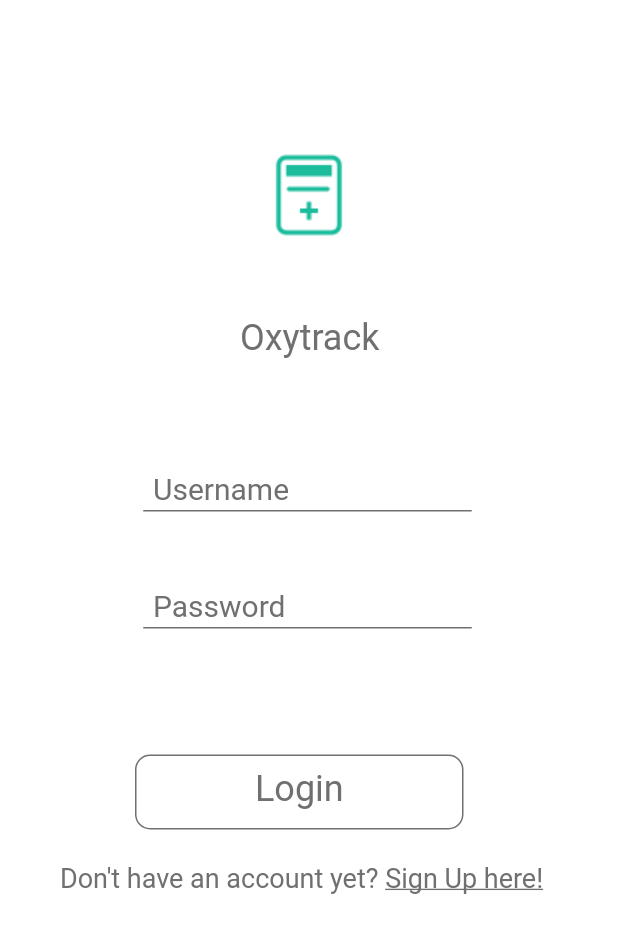
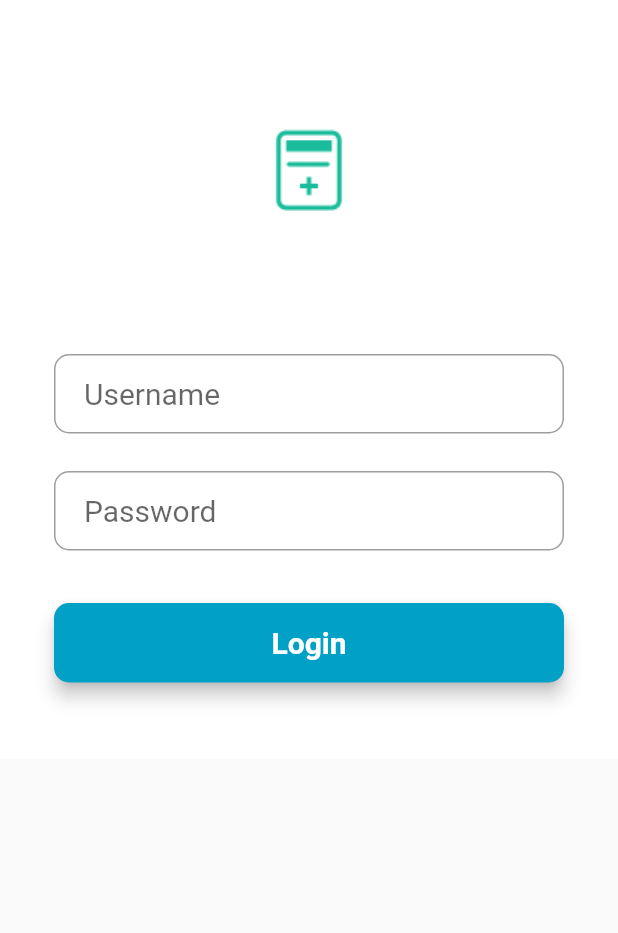
Before and after one commit to deadpanther/flutterExercise, a Flutter app: the screen it shows after launch, on a phone screen of 412 x 824 dp. Shown: the top 933 px of the screen. Run offline on Flutter 3.47's test engine with Material 2 defaults, Android fonts, the phone set to English and light mode, and no system bars; our stand-ins replace flutter_svg; Roboto replaces fonts that are missing (Montserrat, Nirmala UI, Segoe UI).

Commit message:
Used statful widget for login page

```diff
--- /dev/null
+++ b/lib/loginPage.dart
@@ -0,0 +1,95 @@
+import 'package:flutter/material.dart';
+
+class MyHomePage extends StatefulWidget {
+  MyHomePage({Key key, this.title}) : super(key: key);
+  // This widget is the home page of your application. It is stateful, meaning
+  // that it has a State object (defined below) that contains fields that affect
+  // how it looks.
+  // This class is the configuration for the state. It holds the values (in this
+  // case the title) provided by the parent (in this case the App widget) and
+  // used by the build method of the State. Fields in a Widget subclass are
+  // always marked "final".
+  final String title;
+  @override
+  _MyHomePageState createState() => _MyHomePageState();
+}
+
+class _MyHomePageState extends State<MyHomePage> {
+  TextStyle style = TextStyle(fontFamily: 'Montserrat', fontSize: 20.0);
+
+  @override
+  Widget build(BuildContext context) {
+    final emailField = TextField(
+      obscureText: false,
+      style: style,
+      decoration: InputDecoration(
+          contentPadding: EdgeInsets.fromLTRB(20.0, 15.0, 20.0, 15.0),
+          hintText: "Username",
+          border:
+              OutlineInputBorder(borderRadius: BorderRadius.circular(10.0))),
+    );
+    final passwordField = TextField(
+      obscureText: true,
+      style: style,
+      decoration: InputDecoration(
+          contentPadding: EdgeInsets.fromLTRB(20.0, 15.0, 20.0, 15.0),
+          hintText: "Password",
+          border:
+              OutlineInputBorder(borderRadius: BorderRadius.circular(10.0))),
+    );
+    final loginButon = Material(
+      elevation: 5.0,
+      borderRadius: BorderRadius.circular(10.0),
+      color: Color(0xff01A0C7),
+      child: MaterialButton(
+        minWidth: MediaQuery.of(context).size.width,
+        padding: EdgeInsets.fromLTRB(20.0, 15.0, 20.0, 15.0),
+        onPressed: () {},
+        child: Text("Login",
+            textAlign: TextAlign.center,
+            style: style.copyWith(
+                color: Colors.white, fontWeight: FontWeight.bold)),
+      ),
+    );
+
+    final loginPageImage = Container(
+        child: Center(
+      child: Image.asset('assets/images/health1.png'),
+    ));
+
+    return Scaffold(
+      resizeToAvoidBottomPadding: false,
+      body: SingleChildScrollView(
+        child: Center(
+          child: Container(
+            color: Colors.white,
+            child: Padding(
+              padding: const EdgeInsets.all(36.0),
+              child: Column(
+                crossAxisAlignment: CrossAxisAlignment.center,
+                mainAxisAlignment: MainAxisAlignment.center,
+                children: <Widget>[
+                  SizedBox(
+                    height: 155.0,
+                    child: loginPageImage,
+                  ),
+                  SizedBox(height: 45.0),
+                  emailField,
+                  SizedBox(height: 25.0),
+                  passwordField,
+                  SizedBox(
+                    height: 35.0,
+                  ),
+                  loginButon,
+                  SizedBox(
+                    height: 15.0,
+                  ),
+                ],
+              ),
+            ),
+          ),
+        ),
+      ),
+    );
+  }
+}
--- a/lib/loginScreen/AndroidMobile1.dart
+++ b/lib/loginScreen/AndroidMobile1.dart
@@ -1,12 +1,18 @@
 import 'package:flutter/material.dart';
-import './usernameField.dart';
+import 'UsernameField.dart';
 import './password_Field.dart';
 import './Component11.dart';
 
-class AndroidMobile1 extends StatelessWidget {
+class AndroidMobile1 extends StatefulWidget {
   AndroidMobile1({
     Key key,
   }) : super(key: key);
+
+  @override
+  _AndroidMobile1State createState() => _AndroidMobile1State();
+}
+
+class _AndroidMobile1State extends State<AndroidMobile1> {
   @override
   Widget build(BuildContext context) {
     return Scaffold(
@@ -27,7 +33,7 @@ class AndroidMobile1 extends StatelessWidget {
             offset: Offset(95.5, 314.0),
             child:
                 // Adobe XD layer: 'usernameField' (component)
-                usernameField(),
+                UsernameField(),
           ),
           Transform.translate(
             offset: Offset(95.5, 392.0),
--- a/lib/loginScreen/usernameField.dart
+++ b/lib/loginScreen/usernameField.dart
@@ -1,37 +1,39 @@
 import 'package:flutter/material.dart';
 import 'package:flutter_svg/flutter_svg.dart';
 
-class usernameField extends StatelessWidget {
-  usernameField({
+class UsernameField extends StatefulWidget {
+  UsernameField({
     Key key,
   }) : super(key: key);
+
+  @override
+  _UsernameFieldState createState() => _UsernameFieldState();
+}
+
+class _UsernameFieldState extends State<UsernameField> {
+  TextEditingController _textFieldController = TextEditingController();
+
   @override
   Widget build(BuildContext context) {
-    return Stack(
-      children: <Widget>[
-        Transform.translate(
-          offset: Offset(0.0, 26.5),
-          child: SvgPicture.string(
-            _svg_f75a9m,
-            allowDrawingOutsideViewBox: true,
+    return (Transform.translate(
+      offset: Offset(0.0, 0.0),
+      child: Container(
+        //Add padding around textfield
+        padding: EdgeInsets.symmetric(horizontal: 1.0),
+        width: 220,
+        child: TextField(
+          controller: _textFieldController,
+          decoration: InputDecoration(
+            //Add th Hint text here.
+            hintText: "Username",
+            border: OutlineInputBorder(),
           ),
         ),
-        Transform.translate(
-          offset: Offset(6.5, 0.0),
-          child: Text(
-            'Username',
-            style: TextStyle(
-              fontFamily: 'Segoe UI',
-              fontSize: 20,
-              color: const Color(0xff707070),
-            ),
-            textAlign: TextAlign.left,
-          ),
-        ),
-      ],
-    );
+      ),
+    ));
   }
 }
-
+/*
 const String _svg_f75a9m =
     '<svg viewBox="0.0 26.5 219.0 1.0" ><path transform="translate(0.0, 26.5)" d="M 0 0 L 219 0" fill="none" stroke="#707070" stroke-width="1" stroke-miterlimit="4" stroke-linecap="butt" /></svg>';
+    */
--- a/lib/main.dart
+++ b/lib/main.dart
@@ -1,10 +1,11 @@
 import 'package:flutter/material.dart';
 import 'package:flutter/foundation.dart' as foundation;
 import 'package:helloflutter/loginScreen/AndroidMobile1.dart';
+import 'package:helloflutter/loginPage.dart';
 
 void main() => runApp(MaterialApp(
       title: 'I am rich',
-      home: AndroidMobile1(),
+      home: MyHomePage(title: 'Flutter Login'),
     ));
 
 class Home extends StatelessWidget {
```
